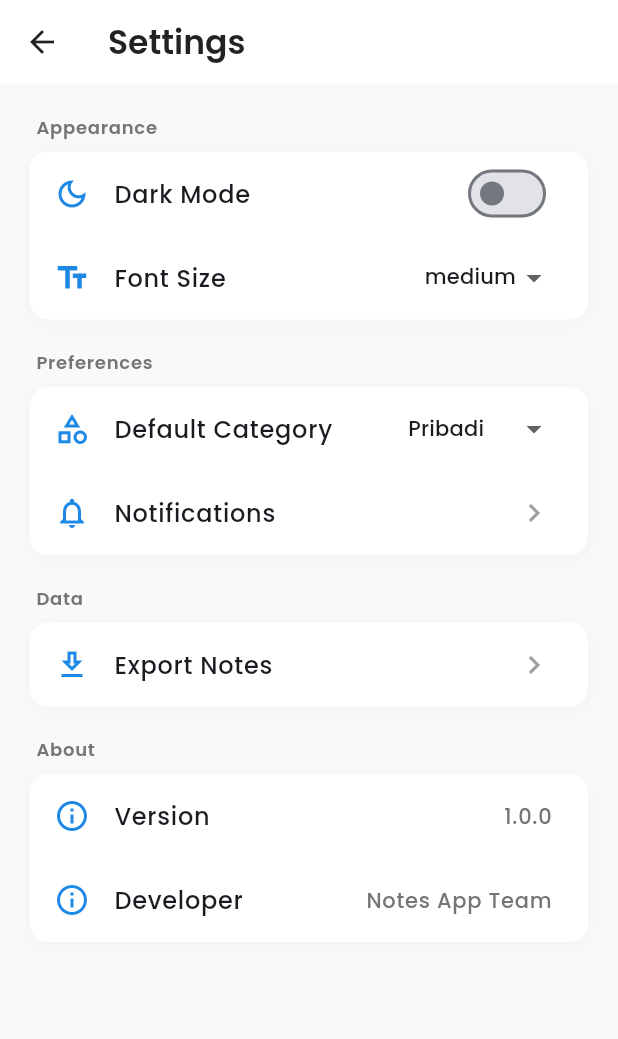
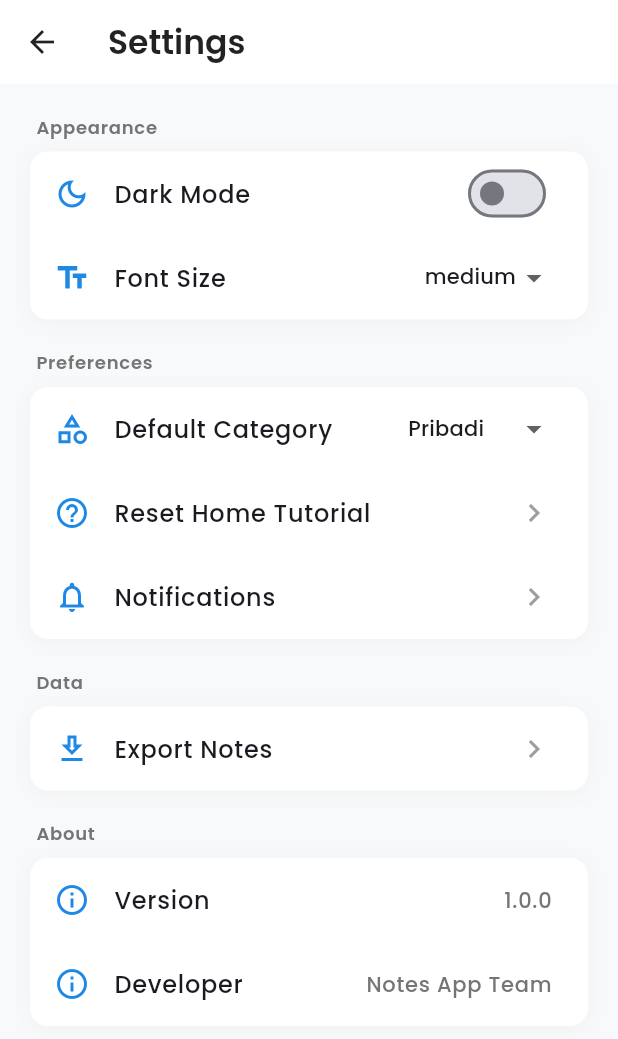
Before and after one commit to KishiEdward/Notes_App_UAS, a Flutter app: the SettingsPage screen opened directly, on a phone screen of 412 x 824 dp. Shown: the top 1039 px of the screen. Run offline on Flutter 3.47's test engine with Material 3 defaults, Android fonts, the phone set to English and light mode, and no system bars; our stand-ins replace cloud_firestore, firebase_auth, firebase_core, firebase_messaging, flutter_local_notifications, google_fonts and 6 more; accounts and stored records are empty.

Commit message:
tambah tombol reset tutorial biar bisa replay

```diff
--- a/lib/pages/settings_page.dart
+++ b/lib/pages/settings_page.dart
@@ -163,6 +163,19 @@ class _SettingsPageState extends State<SettingsPage> {
                 (value) => _changeDefaultCategory(value!),
               ),
               _buildActionTile(
+                'Reset Home Tutorial',
+                Icons.help_outline,
+                () async {
+                  final prefs = await SharedPreferences.getInstance();
+                  await prefs.setBool('has_seen_home_tutorial', false);
+                  if (context.mounted) {
+                    ScaffoldMessenger.of(context).showSnackBar(
+                      const SnackBar(content: Text('Tutorial akan muncul kembali di Home.')),
+                    );
+                  }
+                },
+              ),
+              _buildActionTile(
                 'Notifications',
                 Icons.notifications_outlined,
                 () {
```
